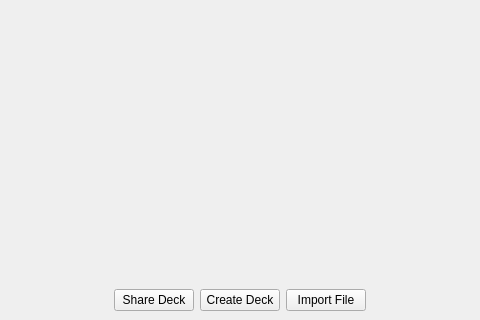
Old version of the form mainwindow.ui in the repository TheSizzlingDefense/IA_Project; both pictures show x 177 to 657 and y 377 to 697 of the 834 by 697 pixel window.
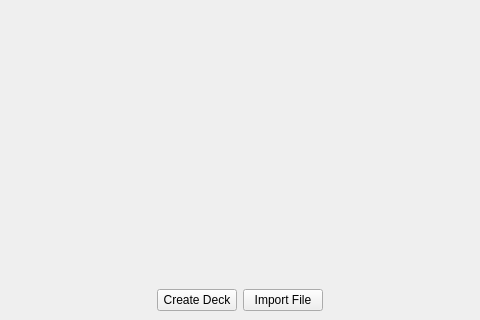
New version of the form.

Patch:
```diff
--- a/mainwindow.ui
+++ b/mainwindow.ui
@@ -170,13 +170,6 @@
         </property>
        </spacer>
       </item>
-      <item>
-       <widget class="QPushButton" name="share_deck">
-        <property name="text">
-         <string>Share Deck</string>
-        </property>
-       </widget>
-      </item>
       <item>
        <widget class="QPushButton" name="create_deck">
         <property name="text">
```
